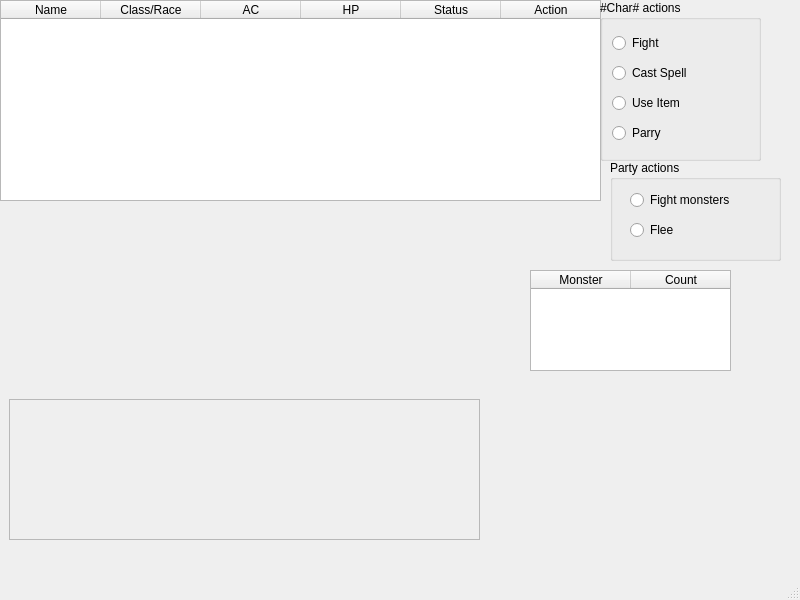
Before: the Qt Designer form pyQTApp/qt_designer_widgets/combat_window.ui in codingame-team/DnD-5th-Edition-API, drawn with Qt 5.
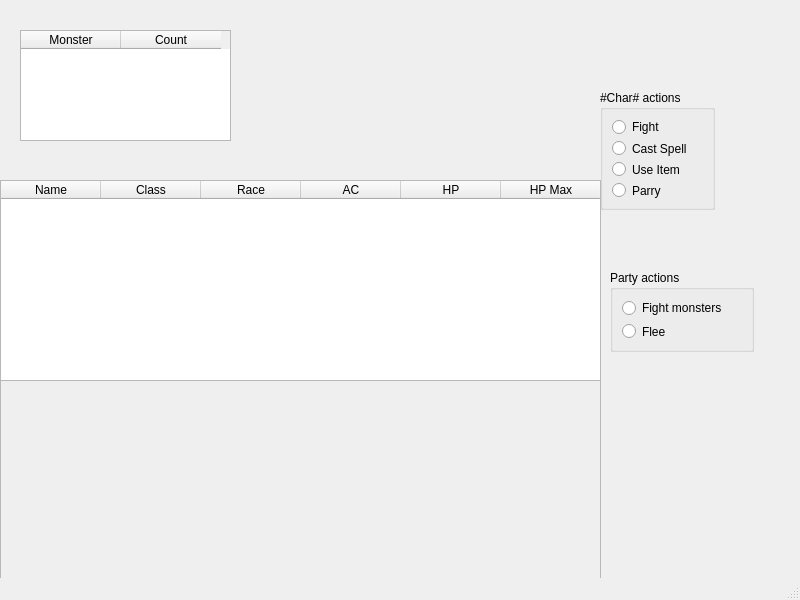
After: the same form once the commit is applied.

Commit message: bugfixes on boltac's trading post, on equipment handling in character sheet and refactoring in widgets

Patch:
```diff
--- a/pyQTApp/qt_designer_widgets/combat_window.ui
+++ b/pyQTApp/qt_designer_widgets/combat_window.ui
@@ -17,10 +17,10 @@
    <widget class="QScrollArea" name="event_scrollArea">
     <property name="geometry">
      <rect>
-      <x>9</x>
-      <y>399</y>
-      <width>471</width>
-      <height>141</height>
+      <x>0</x>
+      <y>380</y>
+      <width>601</width>
+      <height>201</height>
      </rect>
     </property>
     <property name="widgetResizable">
@@ -31,8 +31,8 @@
       <rect>
        <x>0</x>
        <y>0</y>
-       <width>469</width>
-       <height>139</height>
+       <width>599</width>
+       <height>199</height>
       </rect>
      </property>
     </widget>
@@ -41,7 +41,7 @@
     <property name="geometry">
      <rect>
       <x>0</x>
-      <y>0</y>
+      <y>180</y>
       <width>601</width>
       <height>201</height>
      </rect>
@@ -56,7 +56,7 @@
      <enum>QAbstractScrollArea::AdjustToContents</enum>
     </property>
     <property name="columnCount">
-     <number>6</number>
+     <number>8</number>
     </property>
     <column>
      <property name="text">
@@ -65,7 +65,12 @@
     </column>
     <column>
      <property name="text">
-      <string>Class/Race</string>
+      <string>Class</string>
+     </property>
+    </column>
+    <column>
+     <property name="text">
+      <string>Race</string>
      </property>
     </column>
     <column>
@@ -78,6 +83,11 @@
       <string>HP</string>
      </property>
     </column>
+    <column>
+     <property name="text">
+      <string>HP Max</string>
+     </property>
+    </column>
     <column>
      <property name="text">
       <string>Status</string>
@@ -93,9 +103,9 @@
     <property name="geometry">
      <rect>
       <x>600</x>
-      <y>0</y>
-      <width>161</width>
-      <height>161</height>
+      <y>90</y>
+      <width>115</width>
+      <height>120</height>
      </rect>
     </property>
     <property name="title">
@@ -136,48 +146,38 @@
     <property name="geometry">
      <rect>
       <x>610</x>
-      <y>160</y>
-      <width>171</width>
-      <height>101</height>
+      <y>270</y>
+      <width>144</width>
+      <height>82</height>
      </rect>
     </property>
     <property name="title">
      <string>Party actions</string>
     </property>
-    <widget class="QRadioButton" name="radioButton_4">
-     <property name="geometry">
-      <rect>
-       <x>20</x>
-       <y>30</y>
-       <width>133</width>
-       <height>20</height>
-      </rect>
-     </property>
-     <property name="text">
-      <string>Fight monsters</string>
-     </property>
-    </widget>
-    <widget class="QRadioButton" name="radioButton_5">
-     <property name="geometry">
-      <rect>
-       <x>20</x>
-       <y>60</y>
-       <width>133</width>
-       <height>20</height>
-      </rect>
-     </property>
-     <property name="text">
-      <string>Flee</string>
-     </property>
-    </widget>
+    <layout class="QGridLayout" name="gridLayout_2">
+     <item row="0" column="0">
+      <widget class="QRadioButton" name="radioButton_4">
+       <property name="text">
+        <string>Fight monsters</string>
+       </property>
+      </widget>
+     </item>
+     <item row="1" column="0">
+      <widget class="QRadioButton" name="radioButton_5">
+       <property name="text">
+        <string>Flee</string>
+       </property>
+      </widget>
+     </item>
+    </layout>
    </widget>
    <widget class="QTableWidget" name="monsters_tableWidget">
     <property name="geometry">
      <rect>
-      <x>530</x>
-      <y>270</y>
-      <width>201</width>
-      <height>101</height>
+      <x>20</x>
+      <y>30</y>
+      <width>211</width>
+      <height>111</height>
      </rect>
     </property>
     <property name="verticalScrollBarPolicy">
```
Left out of the diff: 25 changed lines with no effect on the pictures. The commit also changes 7 other files.
